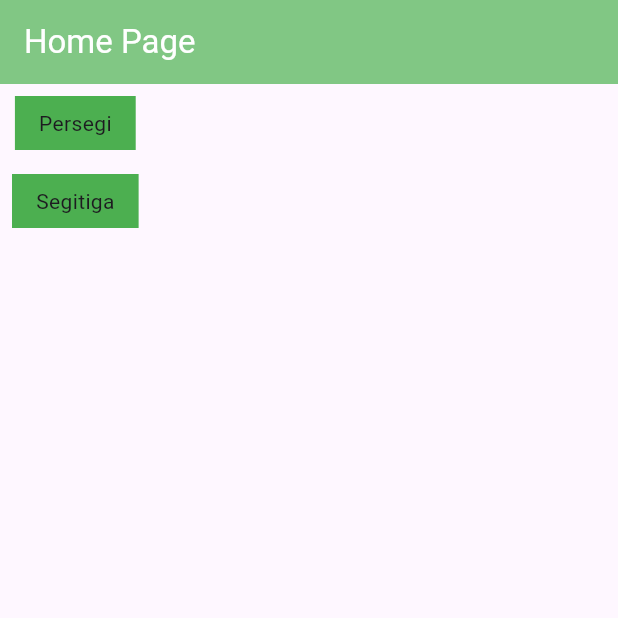
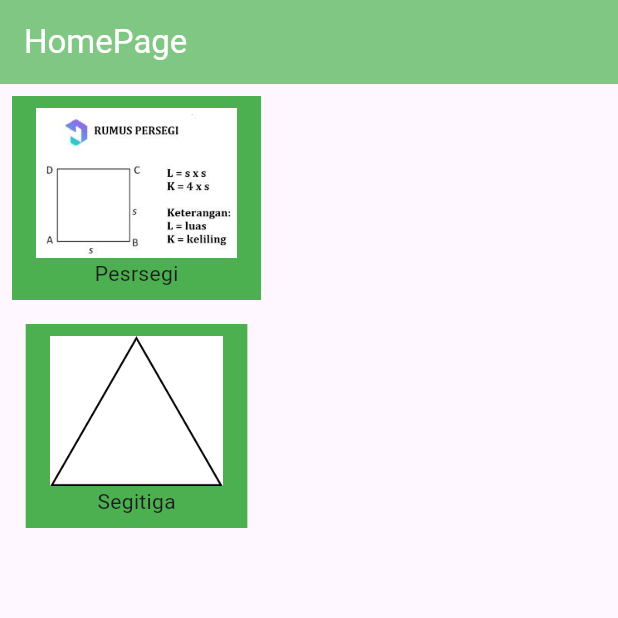
Before and after one commit to zayddeveloper/bangun_datar, a Flutter app: the screen it shows after launch, on a phone screen of 412 x 824 dp, the top half of it. Run offline on Flutter 3.47's test engine with Material 2 defaults, Android fonts, the phone set to English and light mode, and no system bars.

Commit message:
custom component

```diff
--- a/lib/pages/home_page.dart
+++ b/lib/pages/home_page.dart
@@ -8,31 +8,54 @@ class HomePage extends StatelessWidget {
     return Scaffold(
       appBar: AppBar(
         backgroundColor: Colors.green.shade300,
-        title: Text(
-          "Home Page",
-          style: TextStyle(color: Colors.white),
-        ),
+        title: CustomText(text: "HomePage",),
       ),
       body: Column(
         children: [
-          Container(
-            margin: EdgeInsets.all(8),
-            padding: EdgeInsets.symmetric(vertical: 8, horizontal: 16),
-            decoration: BoxDecoration(
-              color: Colors.green
-            ),
-            child: Text("Persegi"),
-          ),
-          Container(
-            margin: EdgeInsets.all(8),
-            padding: EdgeInsets.symmetric(vertical: 8, horizontal: 16),
-            decoration: BoxDecoration(
-                color: Colors.green
-            ),
-            child: Text("Segitiga"),
-          )
+          CustomMenu(imageAssets: "assets/persegi.jpeg",title: "Pesrsegi"),
+          CustomMenu(imageAssets: "assets/segitiga.jpeg",title: "Segitiga"),
         ],
       ),
     );
   }
 }
+
+class CustomText extends StatelessWidget {
+  const CustomText({
+    super.key, required this.text,
+  });
+final String text;
+  @override
+  Widget build(BuildContext context) {
+    return Text(
+      text,
+      style: TextStyle(color: Colors.white),
+    );
+  }
+}
+
+class CustomMenu extends StatelessWidget {
+  const CustomMenu({
+    super.key, required this.imageAssets, required this.title,
+  });
+  final String imageAssets;
+  final String title;
+
+  @override
+  Widget build(BuildContext context) {
+    return Container(
+      margin: EdgeInsets.all(8),
+      padding: EdgeInsets.symmetric(vertical: 8, horizontal: 16),
+      decoration: BoxDecoration(color: Colors.green),
+      child: Column(
+        children: [
+          Image.asset(
+            imageAssets,
+            height: 100,
+          ),
+          Text(title),
+        ],
+      ),
+    );
+  }
+}
--- a/pubspec.yaml
+++ b/pubspec.yaml
@@ -59,8 +59,8 @@ flutter:
   uses-material-design: true
 
   # To add assets to your application, add an assets section, like this:
-  # assets:
-  #   - images/a_dot_burr.jpeg
+  assets:
+    - assets/
   #   - images/a_dot_ham.jpeg
 
   # An image asset can refer to one or more resolution-specific "variants", see
```
Also changed, not shown: assets/persegi.jpeg (added), assets/segitiga.jpeg (added).
